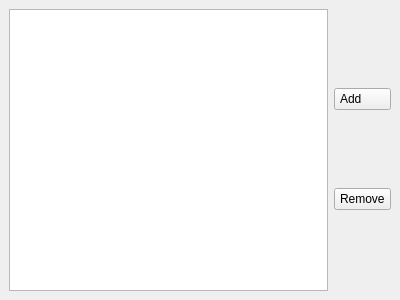
This is GUI/extenwindow.ui in Artikash/Textractor as Qt 5 draws it before an edit. The edited form follows.
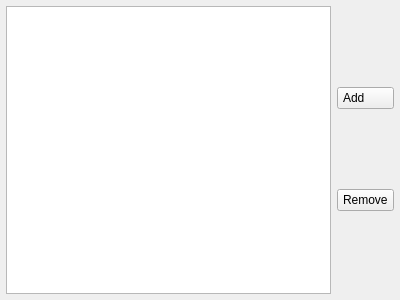
This is the edited form.

Diff of the .ui file:
```diff
--- a/GUI/extenwindow.ui
+++ b/GUI/extenwindow.ui
@@ -81,6 +81,7 @@
    </layout>
   </widget>
  </widget>
+ <layoutdefault spacing="6" margin="6"/>
  <resources/>
  <connections/>
 </ui>
```
